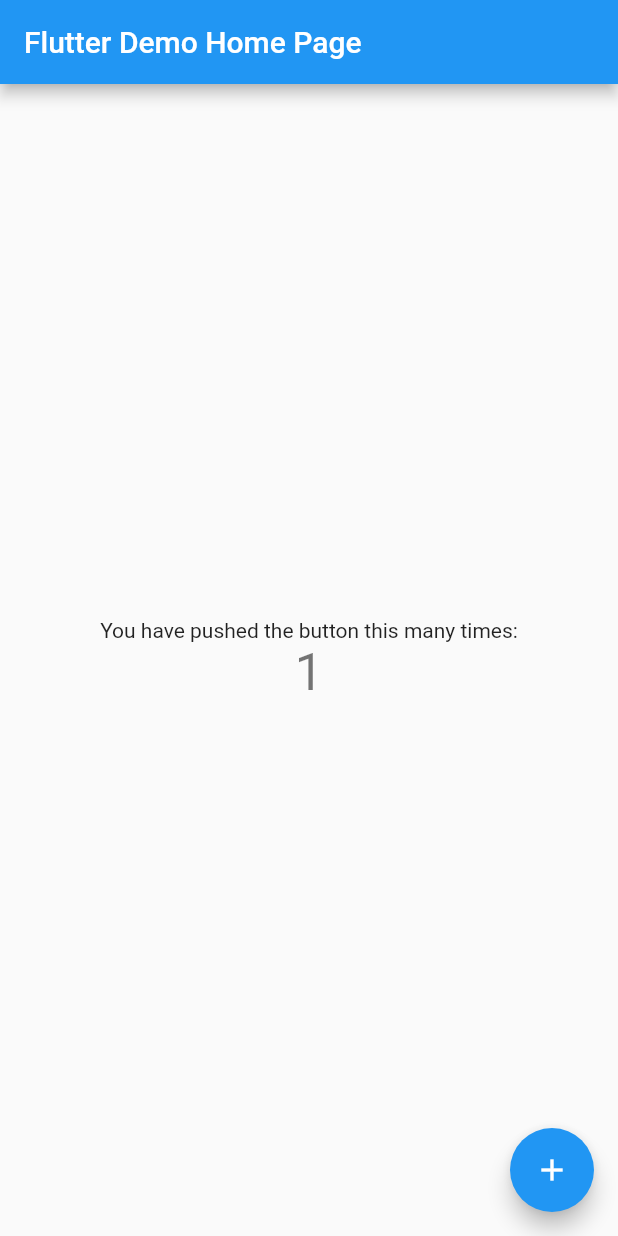
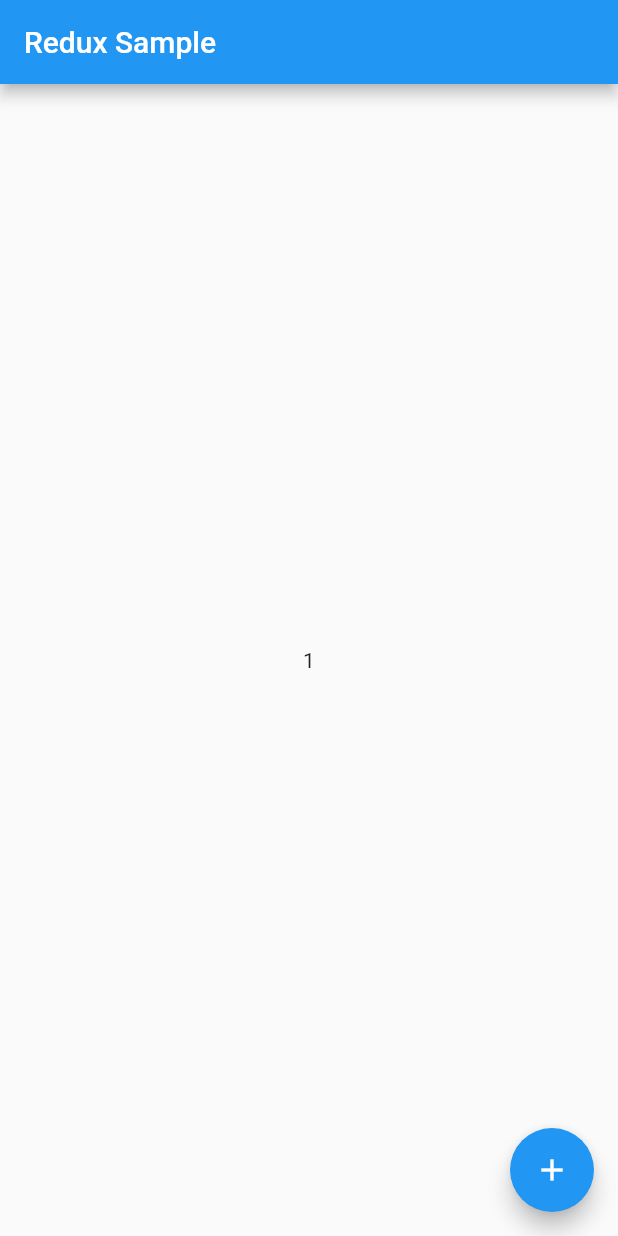
Before and after one commit to hori-imuuzak/flutter_redux_sample, a Flutter app: the screen it shows after launch, after a tap on the "add" icon, on a phone screen of 412 x 824 dp. Run offline on Flutter 3.47's test engine with Material 2 defaults, Android fonts, the phone set to English and light mode, and no system bars; our stand-ins replace flutter_redux, redux.

```diff
--- a/lib/main.dart
+++ b/lib/main.dart
@@ -1,8 +1,17 @@
 import 'package:flutter/material.dart';
+import 'package:flutter_redux/flutter_redux.dart';
+import 'package:flutter_redux_sample/redux/modules/counter.dart';
+import 'package:redux/redux.dart';
 
-void main() => runApp(MyApp());
+void main() {
+  final store = Store<CounterState>(counterReducers, initialState: CounterState(counter: 0));
+  runApp(MyApp(store: store));
+}
 
 class MyApp extends StatelessWidget {
+  final Store<CounterState> store;
+  MyApp({ Key key, this.store }): super(key: key);
+
   // This widget is the root of your application.
   @override
   Widget build(BuildContext context) {
@@ -20,92 +29,50 @@ class MyApp extends StatelessWidget {
         // is not restarted.
         primarySwatch: Colors.blue,
       ),
-      home: MyHomePage(title: 'Flutter Demo Home Page'),
+      home: CounterScreen(
+        store: store,
+        title: 'Redux Sample'
+      ),
     );
   }
 }
 
-class MyHomePage extends StatefulWidget {
-  MyHomePage({Key key, this.title}) : super(key: key);
-
-  // This widget is the home page of your application. It is stateful, meaning
-  // that it has a State object (defined below) that contains fields that affect
-  // how it looks.
-
-  // This class is the configuration for the state. It holds the values (in this
-  // case the title) provided by the parent (in this case the App widget) and
-  // used by the build method of the State. Fields in a Widget subclass are
-  // always marked "final".
-
+class CounterScreen extends StatelessWidget {
+  final Store<CounterState> store;
   final String title;
 
-  @override
-  _MyHomePageState createState() => _MyHomePageState();
-}
-
-class _MyHomePageState extends State<MyHomePage> {
-  int _counter = 0;
-
-  void _incrementCounter() {
-    setState(() {
-      // This call to setState tells the Flutter framework that something has
-      // changed in this State, which causes it to rerun the build method below
-      // so that the display can reflect the updated values. If we changed
-      // _counter without calling setState(), then the build method would not be
-      // called again, and so nothing would appear to happen.
-      _counter++;
-    });
-  }
+  CounterScreen({ Key key, this.store, this.title }): super(key: key);
 
   @override
   Widget build(BuildContext context) {
-    // This method is rerun every time setState is called, for instance as done
-    // by the _incrementCounter method above.
-    //
-    // The Flutter framework has been optimized to make rerunning build methods
-    // fast, so that you can just rebuild anything that needs updating rather
-    // than having to individually change instances of widgets.
-    return Scaffold(
-      appBar: AppBar(
-        // Here we take the value from the MyHomePage object that was created by
-        // the App.build method, and use it to set our appbar title.
-        title: Text(widget.title),
-      ),
-      body: Center(
-        // Center is a layout widget. It takes a single child and positions it
-        // in the middle of the parent.
-        child: Column(
-          // Column is also a layout widget. It takes a list of children and
-          // arranges them vertically. By default, it sizes itself to fit its
-          // children horizontally, and tries to be as tall as its parent.
-          //
-          // Invoke "debug painting" (press "p" in the console, choose the
-          // "Toggle Debug Paint" action from the Flutter Inspector in Android
-          // Studio, or the "Toggle Debug Paint" command in Visual Studio Code)
-          // to see the wireframe for each widget.
-          //
-          // Column has various properties to control how it sizes itself and
-          // how it positions its children. Here we use mainAxisAlignment to
-          // center the children vertically; the main axis here is the vertical
-          // axis because Columns are vertical (the cross axis would be
-          // horizontal).
-          mainAxisAlignment: MainAxisAlignment.center,
-          children: <Widget>[
-            Text(
-              'You have pushed the button this many times:',
-            ),
-            Text(
-              '$_counter',
-              style: Theme.of(context).textTheme.display1,
-            ),
-          ],
+    return StoreProvider(
+      store: store,
+      child: Scaffold(
+        appBar: AppBar(title: Text(title)),
+        body: Center(
+          child: Column(
+            mainAxisAlignment: MainAxisAlignment.center,
+            children: <Widget>[
+              StoreConnector<CounterState, int>(
+                converter: (store) => store.state.counter,
+                builder: (context, count) {
+                  return Text("${count}");
+                }
+              )
+            ],
+          )
         ),
-      ),
-      floatingActionButton: FloatingActionButton(
-        onPressed: _incrementCounter,
-        tooltip: 'Increment',
-        child: Icon(Icons.add),
-      ), // This trailing comma makes auto-formatting nicer for build methods.
+        floatingActionButton: StoreConnector<CounterState, VoidCallback>(
+          converter: (store) => () => store.dispatch(IncrementAction()),
+          builder: (context, callback) {
+            return FloatingActionButton(
+              onPressed: callback,
+              tooltip: 'Increment',
+              child: Icon(Icons.add)
+            );
+          }
+        ),
+      )
     );
   }
 }
--- a/lib/redux/modules/counter.dart
+++ b/lib/redux/modules/counter.dart
@@ -14,6 +14,6 @@ CounterState counterReducer(CounterState state, IncrementAction action) {
   return CounterState(counter: state.counter + 1);
 }
 
-final reducers = combineReducers<CounterState>([
+final counterReducers = combineReducers<CounterState>([
   TypedReducer<CounterState, IncrementAction>(counterReducer)
 ]);
```
